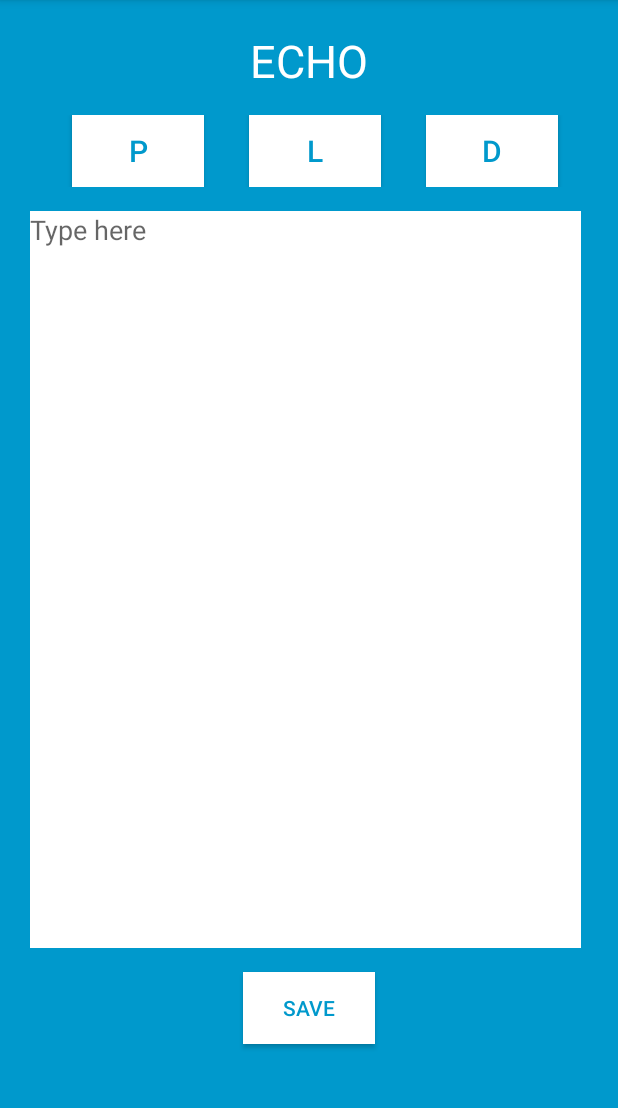
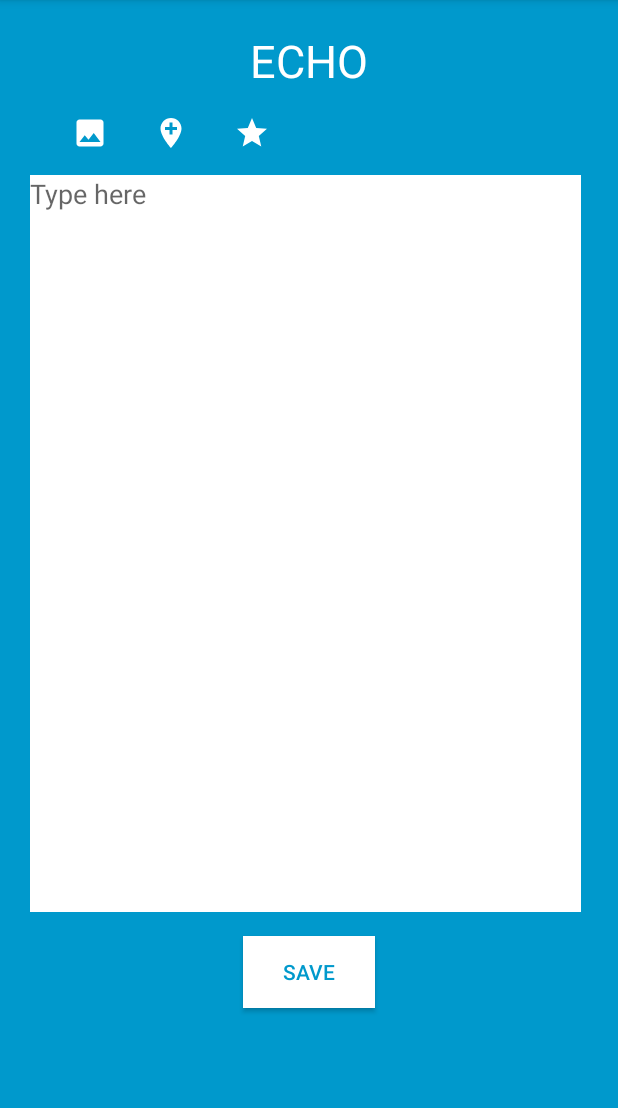
Before and after one commit to Lenaleuih/Echo_journal_app, an Android app: the EditActivity screen opened directly, with no data from a screen before it, on a phone screen of 412 x 824 dp, the part 84-1192 px from its top. Run offline under Robolectric (Android 15) with nearby library versions, the phone set to English and light mode, and no system bars.

Commit message:
added icon for buttons

```diff
--- /dev/null
+++ b/app/src/main/res/drawable/ic_add_location.xml
@@ -0,0 +1,5 @@
+<vector android:height="24dp" android:tint="#FFFFFF"
+    android:viewportHeight="24.0" android:viewportWidth="24.0"
+    android:width="24dp" xmlns:android="http://schemas.android.com/apk/res/android">
+    <path android:fillColor="#FF000000" android:pathData="M12,2C8.14,2 5,5.14 5,9c0,5.25 7,13 7,13s7,-7.75 7,-13c0,-3.86 -3.14,-7 -7,-7zM16,10h-3v3h-2v-3L8,10L8,8h3L11,5h2v3h3v2z"/>
+</vector>
--- /dev/null
+++ b/app/src/main/res/drawable/ic_add_picture.xml
@@ -0,0 +1,5 @@
+<vector android:height="24dp" android:tint="#FFFFFF"
+    android:viewportHeight="24.0" android:viewportWidth="24.0"
+    android:width="24dp" xmlns:android="http://schemas.android.com/apk/res/android">
+    <path android:fillColor="#FF000000" android:pathData="M21,19V5c0,-1.1 -0.9,-2 -2,-2H5c-1.1,0 -2,0.9 -2,2v14c0,1.1 0.9,2 2,2h14c1.1,0 2,-0.9 2,-2zM8.5,13.5l2.5,3.01L14.5,12l4.5,6H5l3.5,-4.5z"/>
+</vector>
--- /dev/null
+++ b/app/src/main/res/drawable/ic_add_star.xml
@@ -0,0 +1,5 @@
+<vector android:height="24dp" android:tint="#FFFFFF"
+    android:viewportHeight="24.0" android:viewportWidth="24.0"
+    android:width="24dp" xmlns:android="http://schemas.android.com/apk/res/android">
+    <path android:fillColor="#FF000000" android:pathData="M12,17.27L18.18,21l-1.64,-7.03L22,9.24l-7.19,-0.61L12,2 9.19,8.63 2,9.24l5.46,4.73L5.82,21z"/>
+</vector>
--- /dev/null
+++ b/app/src/main/res/drawable/ic_create_text.xml
@@ -0,0 +1,5 @@
+<vector android:height="24dp" android:tint="#FFFFFF"
+    android:viewportHeight="24.0" android:viewportWidth="24.0"
+    android:width="24dp" xmlns:android="http://schemas.android.com/apk/res/android">
+    <path android:fillColor="#FF000000" android:pathData="M3,17.25V21h3.75L17.81,9.94l-3.75,-3.75L3,17.25zM20.71,7.04c0.39,-0.39 0.39,-1.02 0,-1.41l-2.34,-2.34c-0.39,-0.39 -1.02,-0.39 -1.41,0l-1.83,1.83 3.75,3.75 1.83,-1.83z"/>
+</vector>
--- a/app/src/main/res/layout/activity_edit.xml
+++ b/app/src/main/res/layout/activity_edit.xml
@@ -24,34 +24,30 @@
         android:orientation="horizontal"
         android:padding="16dp">
 
-        <Button
-            android:text="P"
+        <ImageButton
             android:id="@+id/addPicture"
-            android:background="#ffffff"
             android:layout_width="wrap_content"
             android:layout_height="wrap_content"
-            android:textColor="@android:color/holo_blue_dark"
-            android:textSize="20dp"
-            android:layout_marginLeft="32dp"/>
+            android:src="@drawable/ic_add_picture"
+            android:layout_marginLeft="32dp"
+            android:background="@android:color/holo_blue_dark"/>
 
-        <Button
+        <ImageButton
             android:text="L"
             android:id="@+id/addLocation"
-            android:background="#ffffff"
+            android:src="@drawable/ic_add_location"
+            android:background="@android:color/holo_blue_dark"
             android:layout_width="wrap_content"
             android:layout_height="wrap_content"
-            android:textColor="@android:color/holo_blue_dark"
-            android:textSize="20dp"
             android:layout_marginLeft="30dp"/>
 
-        <Button
+        <ImageButton
             android:text="D"
             android:id="@+id/starTheDate"
-            android:background="#ffffff"
+            android:src="@drawable/ic_add_star"
+            android:background="@android:color/holo_blue_dark"
             android:layout_width="wrap_content"
             android:layout_height="wrap_content"
-            android:textColor="@android:color/holo_blue_dark"
-            android:textSize="20dp"
             android:layout_marginLeft="30dp"/>
 
     </LinearLayout>
```
Also changed, not shown: app/src/main/res/layout/activity_re_edit.xml (+8 -12 lines).
